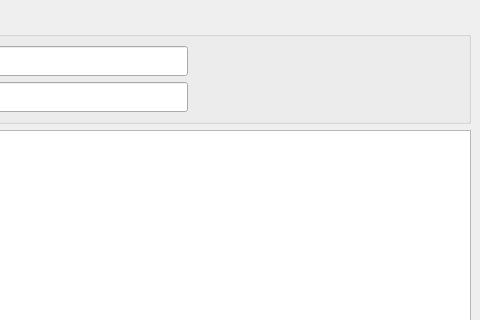
Qt form JingDongShoppingCrawller/driver/main_ui.ui (TomLee9903/TomLee9903) before a commit; both pictures show x 178 to 658 and y 0 to 320 of the 658 by 496 pixel window.
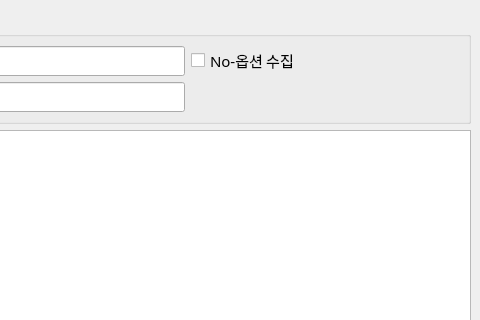
The same form after that commit.

Commit message: [Jingdong] Jingdong crawller 업데이트

Patch:
```diff
--- a/JingDongShoppingCrawller/driver/main_ui.ui
+++ b/JingDongShoppingCrawller/driver/main_ui.ui
@@ -93,6 +93,13 @@
          </property>
         </widget>
        </item>
+       <item row="0" column="2">
+        <widget class="QCheckBox" name="no_option">
+         <property name="text">
+          <string>No-옵션 수집</string>
+         </property>
+        </widget>
+       </item>
       </layout>
      </widget>
     </item>
```
Left out of the diff: 60 changed lines with no effect on the pictures. The commit also changes 1 other file.
